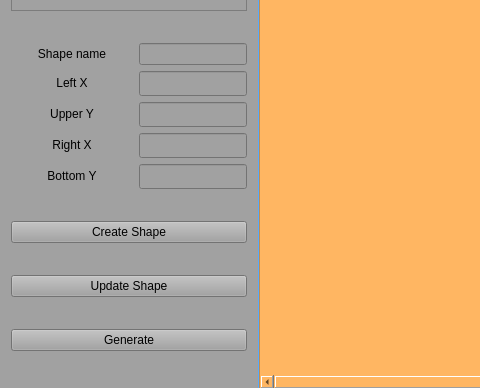
The window that mainwindow.ui (simmplecoder/map-builder) describes before a commit, drawn with Qt 5; both pictures show x 0 to 480 and y 380 to 768 of the 1024 by 768 pixel window.
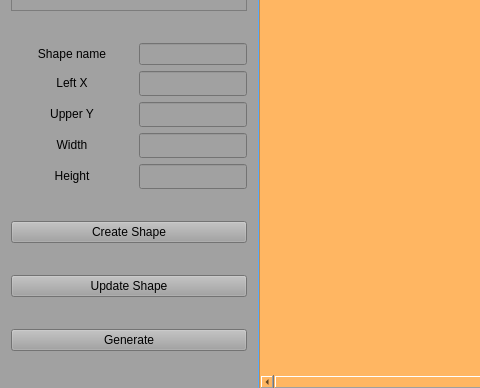
The same window after the commit.

What changed in the file:
```diff
--- a/mainwindow.ui
+++ b/mainwindow.ui
@@ -257,7 +257,7 @@
             </sizepolicy>
            </property>
            <property name="text">
-            <string>Right X</string>
+            <string>Width</string>
            </property>
            <property name="alignment">
             <set>Qt::AlignCenter</set>
@@ -296,7 +296,7 @@
             </sizepolicy>
            </property>
            <property name="text">
-            <string>Bottom Y</string>
+            <string>Height</string>
            </property>
            <property name="alignment">
             <set>Qt::AlignCenter</set>
```
